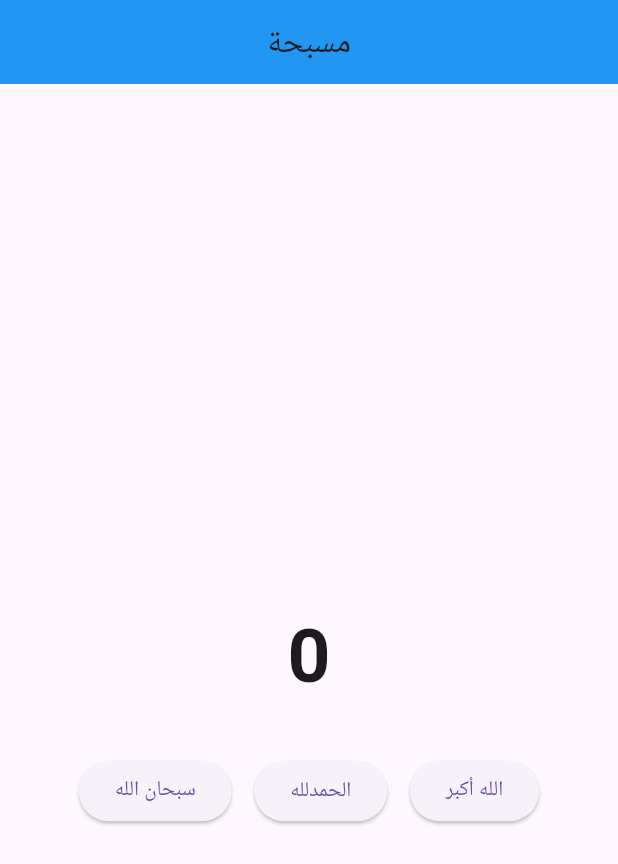
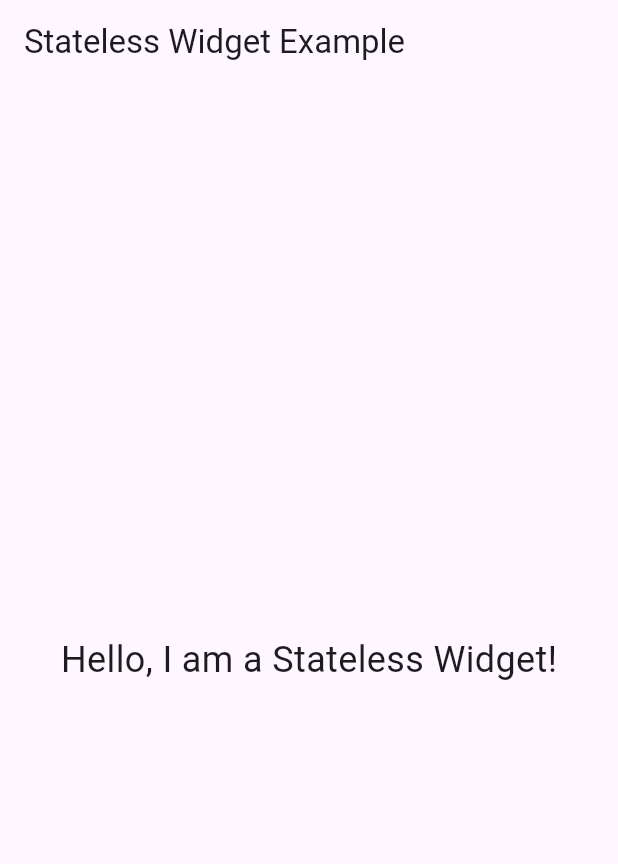
Before and after one commit to shahadba2025/Shahadbaties, a Flutter app: the screen it shows after launch, on a phone screen of 412 x 824 dp. Shown: the top 864 px of the screen. Run offline on Flutter 3.47's test engine with Material 3 defaults, Android fonts, the phone set to English and light mode, and no system bars.

Commit message:
Add files via upload

```diff
--- a/lib/main.dart
+++ b/lib/main.dart
@@ -1,80 +1,32 @@
+
 import 'package:flutter/material.dart';
 
-void main() => runApp(const MyApp());
+void main() {
+  runApp(MyStatelessApp());
+}
 
-class MyApp extends StatelessWidget {
-  const MyApp({super.key});
-
+class MyStatelessApp extends StatelessWidget {
   @override
   Widget build(BuildContext context) {
-    return const MaterialApp(
-      debugShowCheckedModeBanner: false,
-      home: SebhaApp(),
-    );
-  }
-}
-
-class SebhaApp extends StatefulWidget {
-  const SebhaApp({super.key});
-
-  @override
-  State<SebhaApp> createState() => _SebhaAppState();
-}
-
-class _SebhaAppState extends State<SebhaApp> {
-  int count = 0;
-  String currentText = "";
-
-  void _updateText(String newText) {
-    setState(() {
-      currentText = newText;
-      count++;
-    });
-  }
-
-  Widget _buildDhikrButton(String label) {
-    return ElevatedButton(
-      onPressed: () => _updateText(label),
-      child: Text(label),
-    );
-  }
-
-  @override
-  Widget build(BuildContext context) {
-    return Scaffold(
-      appBar: AppBar(
-        title: const Text("مسبحة"),
-        backgroundColor: Colors.blue,
-        centerTitle: true,
-      ),
-      body: Center(
-        child: Column(
-          mainAxisSize: MainAxisSize.min,
-          children: [
-            Text(
-              currentText,
-              style: const TextStyle(fontSize: 34),
-            ),
-            const SizedBox(height: 25),
-            Text(
-              "$count",
-              style: const TextStyle(
-                fontSize: 50,
-                fontWeight: FontWeight.bold,
-              ),
-            ),
-            const SizedBox(height: 30),
-            Wrap(
-              spacing: 15,
-              children: [
-                _buildDhikrButton("سبحان الله"),
-                _buildDhikrButton("الحمدلله"),
-                _buildDhikrButton("الله أكبر"),
-              ],
-            ),
-          ],
+    return MaterialApp(
+      home: Scaffold(
+        appBar: AppBar(
+          title: Text('Stateless Widget Example'),
+        ),
+        body: Center(
+          child: MyCustomWidget(),
         ),
       ),
     );
   }
 }
+
+class MyCustomWidget extends StatelessWidget {
+  @override
+  Widget build(BuildContext context) {
+    return Text(
+      'Hello, I am a Stateless Widget!',
+      style: TextStyle(fontSize: 24),
+    );
+  }
+}
--- a/pubspec.yaml
+++ b/pubspec.yaml
@@ -1,4 +1,4 @@
-name: flutter_application_2
+name: untitled10
 description: "A new Flutter project."
 # The following line prevents the package from being accidentally published to
 # pub.dev using `flutter pub publish`. This is preferred for private packages.
@@ -19,7 +19,7 @@ publish_to: 'none' # Remove this line if you wish to publish to pub.dev
 version: 1.0.0+1
 
 environment:
-  sdk: ^3.9.2
+  sdk: ^3.10.0
 
 # Dependencies specify other packages that your package needs in order to work.
 # To automatically upgrade your package dependencies to the latest versions
@@ -44,7 +44,7 @@ dev_dependencies:
   # activated in the `analysis_options.yaml` file located at the root of your
   # package. See that file for information about deactivating specific lint
   # rules and activating additional ones.
-  flutter_lints: ^5.0.0
+  flutter_lints: ^6.0.0
 
 # For information on the generic Dart part of this file, see the
 # following page: https://dart.dev/tools/pub/pubspec
```
Also changed, not shown: pubspec.lock, 17 other files.
